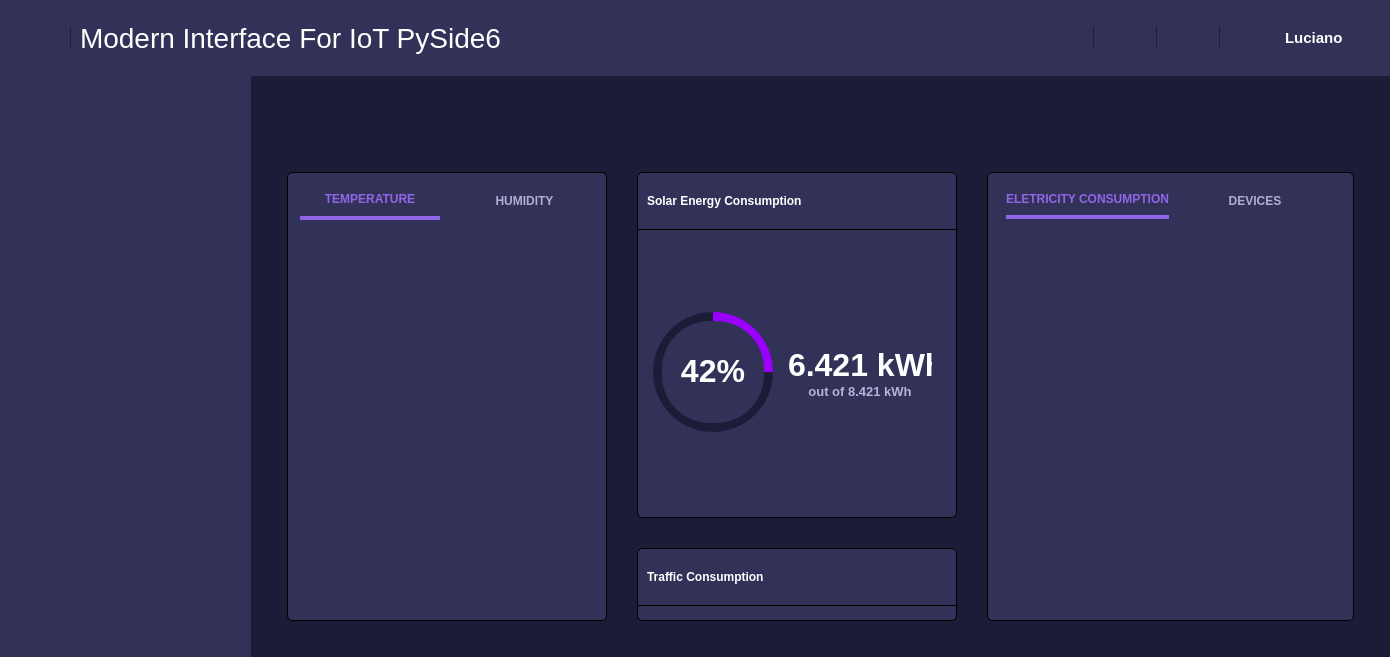
The window that gui/main.ui (gq-tang/iot-mantun) describes before a commit, drawn with Qt 5.
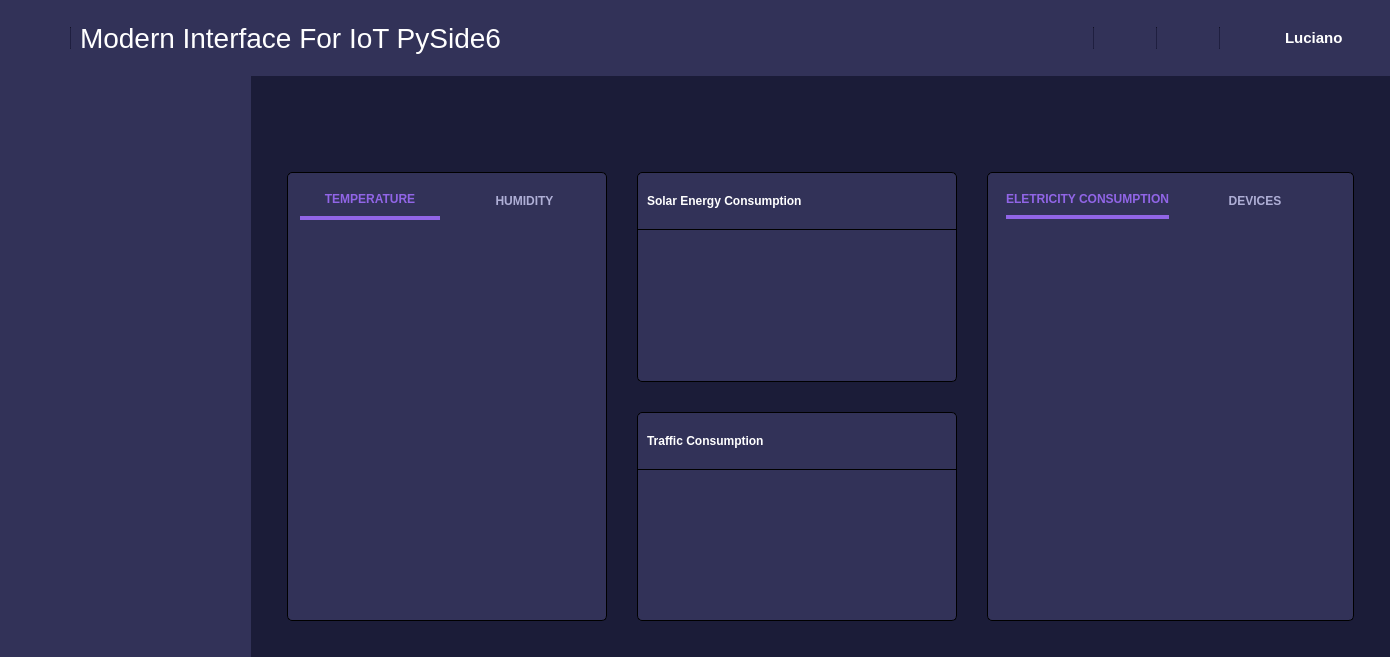
The same window after the commit. Icons and pictures are not drawn.

Diff of the .ui file:
```diff
--- a/gui/main.ui
+++ b/gui/main.ui
@@ -823,160 +823,6 @@
                      <property name="frameShadow">
                       <enum>QFrame::Raised</enum>
                      </property>
-                     <layout class="QHBoxLayout" name="horizontalLayout_20">
-                      <property name="leftMargin">
-                       <number>15</number>
-                      </property>
-                      <property name="topMargin">
-                       <number>20</number>
-                      </property>
-                      <property name="rightMargin">
-                       <number>15</number>
-                      </property>
-                      <property name="bottomMargin">
-                       <number>22</number>
-                      </property>
-                      <item>
-                       <widget class="QFrame" name="circular_cc_bg">
-                        <property name="minimumSize">
-                         <size>
-                          <width>120</width>
-                          <height>120</height>
-                         </size>
-                        </property>
-                        <property name="maximumSize">
-                         <size>
-                          <width>120</width>
-                          <height>120</height>
-                         </size>
-                        </property>
-                        <property name="frameShape">
-                         <enum>QFrame::NoFrame</enum>
-                        </property>
-                        <property name="frameShadow">
-                         <enum>QFrame::Raised</enum>
-                        </property>
-                        <layout class="QHBoxLayout" name="horizontalLayout_21">
-                         <property name="spacing">
-                          <number>0</number>
-                         </property>
-                         <property name="leftMargin">
-                          <number>0</number>
-                         </property>
-                         <property name="topMargin">
-                          <number>0</number>
-                         </property>
-                         <property name="rightMargin">
-                          <number>0</number>
-                         </property>
-                         <property name="bottomMargin">
-                          <number>0</number>
-                         </property>
-                         <item>
-                          <widget class="QFrame" name="circular_cc_prog">
-                           <property name="styleSheet">
-                            <string notr="true">QFrame#circular_cc_prog{
-	background-color: qconicalgradient(cx:0.5, cy:0.5, angle:90, stop:0.749 rgba(127, 169, 251, 0), stop:0.75 rgba(155, 0, 255, 255));
-	border-radius: 60px;
-}</string>
-                           </property>
-                           <property name="frameShape">
-                            <enum>QFrame::NoFrame</enum>
-                           </property>
-                           <property name="frameShadow">
-                            <enum>QFrame::Raised</enum>
-                           </property>
-                           <layout class="QHBoxLayout" name="horizontalLayout_22">
-                            <item>
-                             <widget class="QFrame" name="circular_cc_main">
-                              <property name="frameShape">
-                               <enum>QFrame::NoFrame</enum>
-                              </property>
-                              <property name="frameShadow">
-                               <enum>QFrame::Raised</enum>
-                              </property>
-                              <layout class="QHBoxLayout" name="horizontalLayout_23">
-                               <item>
-                                <widget class="QLabel" name="label">
-                                 <property name="text">
-                                  <string>&lt;html&gt;&lt;head/&gt;&lt;body&gt;&lt;p&gt;&lt;span style=&quot; font-size:24pt; font-weight:700;&quot;&gt;42%&lt;/span&gt;&lt;/p&gt;&lt;/body&gt;&lt;/html&gt;</string>
-                                 </property>
-                                 <property name="alignment">
-                                  <set>Qt::AlignCenter</set>
-                                 </property>
-                                </widget>
-                               </item>
-                              </layout>
-                             </widget>
-                            </item>
-                           </layout>
-                          </widget>
-                         </item>
-                        </layout>
-                       </widget>
-                      </item>
-                      <item>
-                       <widget class="QFrame" name="frame_12">
-                        <property name="frameShape">
-                         <enum>QFrame::NoFrame</enum>
-                        </property>
-                        <property name="frameShadow">
-                         <enum>QFrame::Raised</enum>
-                        </property>
-                        <layout class="QVBoxLayout" name="verticalLayout_10">
-                         <property name="spacing">
-                          <number>0</number>
-                         </property>
-                         <item>
-                          <spacer name="verticalSpacer_5">
-                           <property name="orientation">
-                            <enum>Qt::Vertical</enum>
-                           </property>
-                           <property name="sizeHint" stdset="0">
-                            <size>
-                             <width>20</width>
-                             <height>40</height>
-                            </size>
-                           </property>
-                          </spacer>
-                         </item>
-                         <item>
-                          <widget class="QLabel" name="kwh_consumption_label">
-                           <property name="text">
-                            <string>&lt;html&gt;&lt;head/&gt;&lt;body&gt;&lt;p&gt;&lt;span style=&quot; font-size:24pt; font-weight:700;&quot;&gt;6.421 kWh&lt;/span&gt;&lt;/p&gt;&lt;/body&gt;&lt;/html&gt;</string>
-                           </property>
-                           <property name="alignment">
-                            <set>Qt::AlignCenter</set>
-                           </property>
-                          </widget>
-                         </item>
-                         <item>
-                          <widget class="QLabel" name="kwh_max_label">
-                           <property name="text">
-                            <string>&lt;html&gt;&lt;head/&gt;&lt;body&gt;&lt;p&gt;&lt;span style=&quot;font-size:13px; font-weight:600; color:#b4b4db; background-color:#323259;&quot;&gt;out of 8.421 kWh&lt;/span&gt;&lt;/p&gt;&lt;/body&gt;&lt;/html&gt;</string>
-                           </property>
-                           <property name="alignment">
-                            <set>Qt::AlignCenter</set>
-                           </property>
-                          </widget>
-                         </item>
-                         <item>
-                          <spacer name="verticalSpacer_7">
-                           <property name="orientation">
-                            <enum>Qt::Vertical</enum>
-                           </property>
-                           <property name="sizeHint" stdset="0">
-                            <size>
-                             <width>20</width>
-                             <height>40</height>
-                            </size>
-                           </property>
-                          </spacer>
-                         </item>
-                        </layout>
-                       </widget>
-                      </item>
-                     </layout>
                     </widget>
                    </item>
                   </layout>
```
